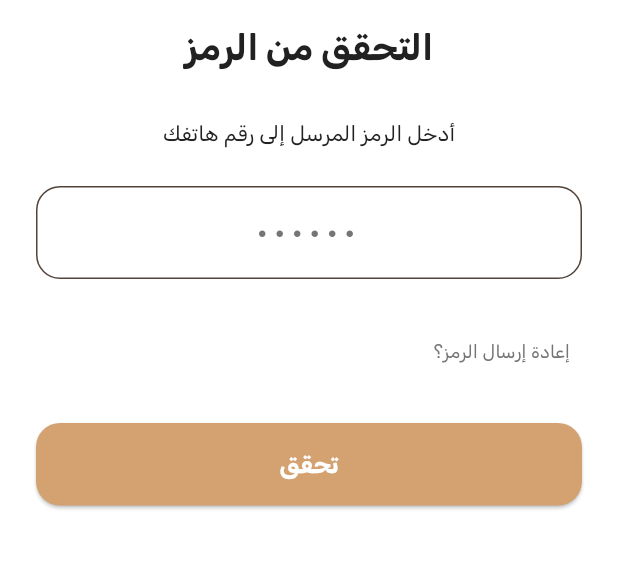
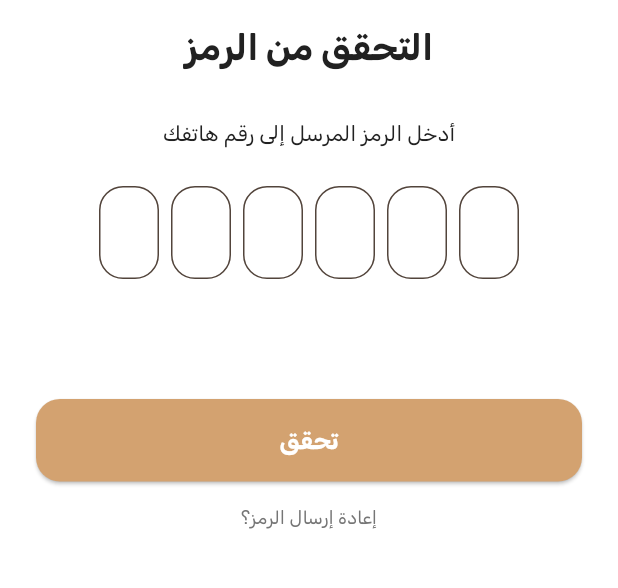
Before and after one commit to cloudy335/yemenshop, a Flutter app: the OTPPageUI screen opened by its route, on a phone screen of 412 x 824 dp, the part 330-918 px from its top. Run offline on Flutter 3.47's test engine with Material 3 defaults, Android fonts, the phone set to English and light mode, and no system bars.

Commit message:
fixed otp

```diff
--- a/lib/features/authentication/presentation/pages/otp_page.dart
+++ b/lib/features/authentication/presentation/pages/otp_page.dart
@@ -1,8 +1,40 @@
 import 'package:flutter/material.dart';
 import 'package:yemenshop/core/theme/design_system.dart';
 
-class OTPPageUI extends StatelessWidget {
-  const OTPPageUI({super.key});
+class OTPPageUI extends StatefulWidget {
+  const OTPPageUI({Key? key}) : super(key: key);
+
+  @override
+  State<OTPPageUI> createState() => _OTPPageUIState();
+}
+
+class _OTPPageUIState extends State<OTPPageUI> {
+  final List<FocusNode> _focusNodes = List.generate(6, (_) => FocusNode());
+  final List<TextEditingController> _controllers =
+      List.generate(6, (_) => TextEditingController());
+
+  @override
+  void dispose() {
+    for (var controller in _controllers) {
+      controller.dispose();
+    }
+    for (var focusNode in _focusNodes) {
+      focusNode.dispose();
+    }
+    super.dispose();
+  }
+
+  void _handleInput(String value, int index) {
+    if (value.isNotEmpty && value.length == 1) {
+      if (index < 5) {
+        FocusScope.of(context).requestFocus(_focusNodes[index + 1]);
+      } else {
+        _focusNodes[index].unfocus(); // Last field, remove focus
+      }
+    } else if (value.isEmpty && index > 0) {
+      FocusScope.of(context).requestFocus(_focusNodes[index - 1]);
+    }
+  }
 
   @override
   Widget build(BuildContext context) {
@@ -10,7 +42,7 @@ class OTPPageUI extends StatelessWidget {
       backgroundColor: AppColors.surface,
       body: SafeArea(
         child: Directionality(
-          textDirection: TextDirection.rtl,
+          textDirection: TextDirection.ltr, // Change to LTR
           child: SingleChildScrollView(
             padding: const EdgeInsets.symmetric(horizontal: AppSpacing.lg),
             child: Column(
@@ -43,67 +75,54 @@ class OTPPageUI extends StatelessWidget {
 
                 const SizedBox(height: AppSpacing.lg),
 
-                // OTP Input Field
-                TextField(
+                // OTP Input Fields
+                Row(
+                  mainAxisAlignment: MainAxisAlignment.center,
+                  children: List.generate(6, (index) {
+                    return Container(
+                      width: 40,
+                      margin: const EdgeInsets.symmetric(horizontal: 4),
+                      child: TextField(
+                        controller: _controllers[index],
+                        focusNode: _focusNodes[index],
+                        keyboardType: TextInputType.number,
                         textAlign: TextAlign.center,
-                  keyboardType: TextInputType.number,
-                  maxLength: 6, // Assume 6-digit OTP
+                        maxLength: 1,
                         style: const TextStyle(
                           fontFamily: AppTextStyles.fontFamily,
                           fontSize: 20,
-                    letterSpacing: 4, // Add spacing between digits
                           color: AppColors.textPrimary,
                         ),
                         decoration: InputDecoration(
+                          counterText: '',
                           filled: true,
                           fillColor: AppColors.surface,
-                    counterText: '', // Hide character counter
                           border: OutlineInputBorder(
-                      borderRadius: BorderRadius.circular(AppRadius.normal),
+                            borderRadius:
+                                BorderRadius.circular(AppRadius.normal),
                             borderSide: const BorderSide(
                               color: AppColors.textSecondary,
                             ),
                           ),
-                    hintText: '••••••',
-                    hintStyle: const TextStyle(
-                      fontFamily: AppTextStyles.fontFamily,
-                      color: AppColors.textSecondary,
-                      fontSize: 20,
-                      letterSpacing: 4,
                         ),
+                        onChanged: (value) => _handleInput(value, index),
                       ),
+                    );
+                  }),
                 ),
 
-                const SizedBox(height: AppSpacing.lg),
+                const SizedBox(height: 80),
 
                 // Resend Code
-                Align(
-                  alignment: Alignment.centerRight,
-                  child: TextButton(
-                    onPressed: () {
-                      // Logic to resend the code
-                    },
-                    style: TextButton.styleFrom(
-                      padding: EdgeInsets.symmetric(
-                        horizontal: AppSpacing.sm,
-                        vertical: AppSpacing.sm,
-                      ),
-                    ),
-                    child: const Text(
-                      'إعادة إرسال الرمز؟',
-                      style: AppTextStyles.caption,
-                    ),
-                  ),
-                ),
-
-                const SizedBox(height: AppSpacing.lg),
 
                 // Verify Button
                 SizedBox(
                   width: double.infinity,
                   child: ElevatedButton(
                     onPressed: () {
-                      // Logic to verify the OTP
+                      // Collect OTP
+                      final otp = _controllers.map((c) => c.text).join();
+                      print('Entered OTP: $otp');
                     },
                     style: ElevatedButton.styleFrom(
                       backgroundColor: AppColors.primary,
@@ -124,6 +143,18 @@ class OTPPageUI extends StatelessWidget {
                     ),
                   ),
                 ),
+                Align(
+                  alignment: Alignment.center, // Center the button
+                  child: TextButton(
+                    onPressed: () {
+                      // Logic to resend the code
+                    },
+                    child: const Text(
+                      'إعادة إرسال الرمز؟',
+                      style: AppTextStyles.caption,
+                    ),
+                  ),
+                )
               ],
             ),
           ),
```
Lines whose indentation alone changed are shown as unchanged.
